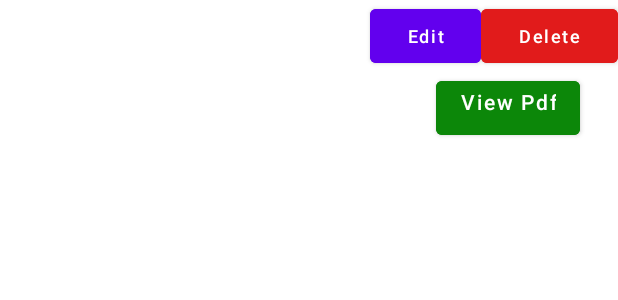
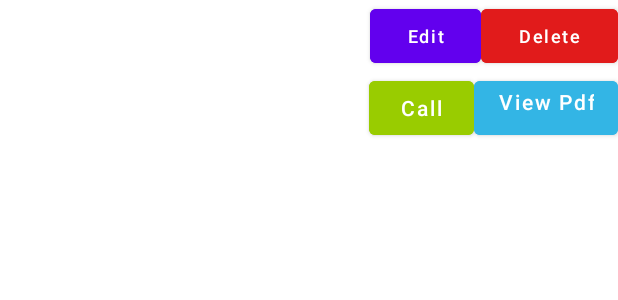
Before and after one commit to Pawan497/tenantApp, an Android app: the layout recyclerview_tenant_item.xml on its own in the app's theme, with its tools: preview values and no code run, on a phone screen of 412 x 824 dp. Shown: the top 300 px of the screen. Run offline under Robolectric (Android 15) with nearby library versions, the phone set to English and light mode, and no system bars.

Commit message:
Fourth commit(bug fixes and call added)

```diff
--- a/app/src/main/res/layout/recyclerview_tenant_item.xml
+++ b/app/src/main/res/layout/recyclerview_tenant_item.xml
@@ -26,7 +26,7 @@
         android:id="@+id/table_item1name"
         android:layout_width="0dp"
         android:layout_height="match_parent"
-        android:layout_weight="1"
+        android:layout_weight="0.9"
         android:textStyle="bold"
         android:textColor="@color/black"
         android:gravity="center" />
@@ -35,7 +35,7 @@
         android:id="@+id/table_item2phoneno"
         android:layout_width="0dp"
         android:layout_height="match_parent"
-        android:layout_weight="1"
+        android:layout_weight="1.1"
         android:textStyle="bold"
         android:textColor="@color/black"
         android:gravity="center" />
@@ -80,14 +80,24 @@
         android:orientation="horizontal"
         android:gravity="end">
 
+
+        <com.google.android.material.button.MaterialButton
+            android:id="@+id/callbtn"
+            android:layout_width="70sp"
+            android:layout_height="wrap_content"
+            android:layout_gravity="center"
+            android:gravity="center"
+            android:backgroundTint="@android:color/holo_green_light"
+            android:text="@string/call"
+            android:textAllCaps="false" />
+
         <com.google.android.material.button.MaterialButton
             android:id="@+id/view_pdf_btn"
             android:layout_width="wrap_content"
             android:layout_height="wrap_content"
             android:layout_gravity="center"
-            android:layout_marginEnd="25sp"
             android:gravity="end"
-            android:backgroundTint="@color/close_green"
+            android:backgroundTint="@android:color/holo_blue_light"
             android:text="@string/view_pdf"
             android:textAllCaps="false" />
 
--- a/app/src/main/res/values/strings.xml
+++ b/app/src/main/res/values/strings.xml
@@ -65,4 +65,5 @@
     <string name="payment_history">Payment History</string>
     <string name="add_rent">Add Rent</string>
     <string name="balance">Balance</string>
+    <string name="call">Call</string>
 </resources>
```
Also changed, not shown: app/src/main/java/com/pawanyadav497/tenantapp/myrecycleview/MyTenantRecyclerViewAdapter.java (+26 -1 lines), app/src/main/java/com/pawanyadav497/tenantapp/myrecycleviewcallback/RentDiffCallback.java (added, +85 -0 lines).
